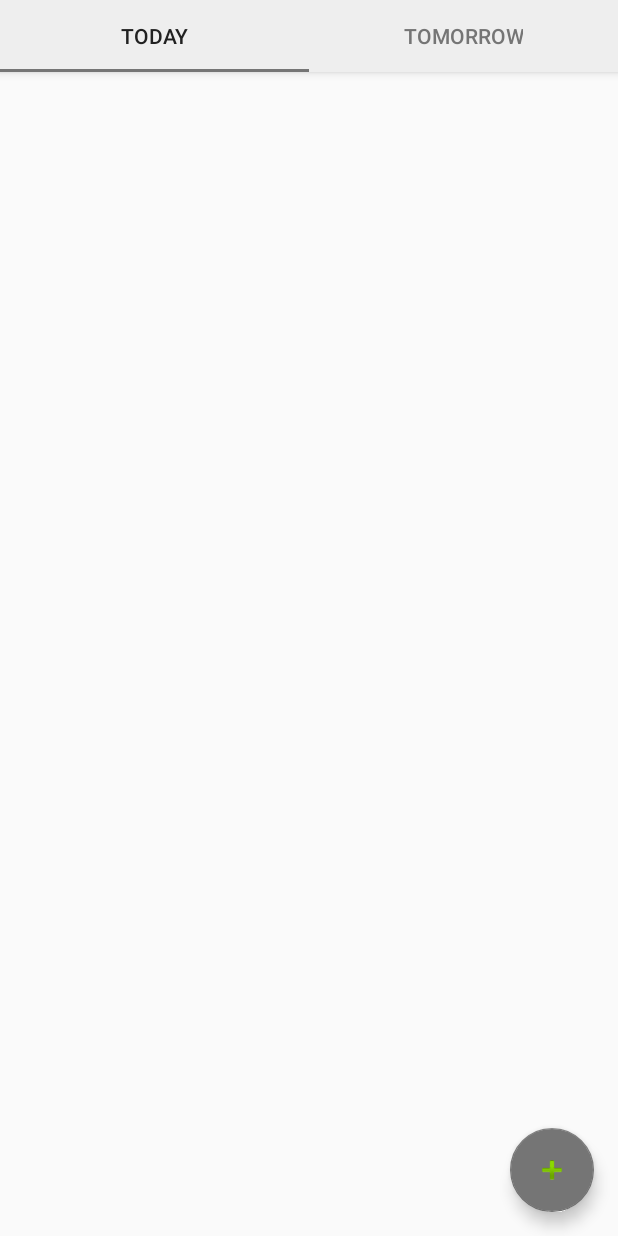
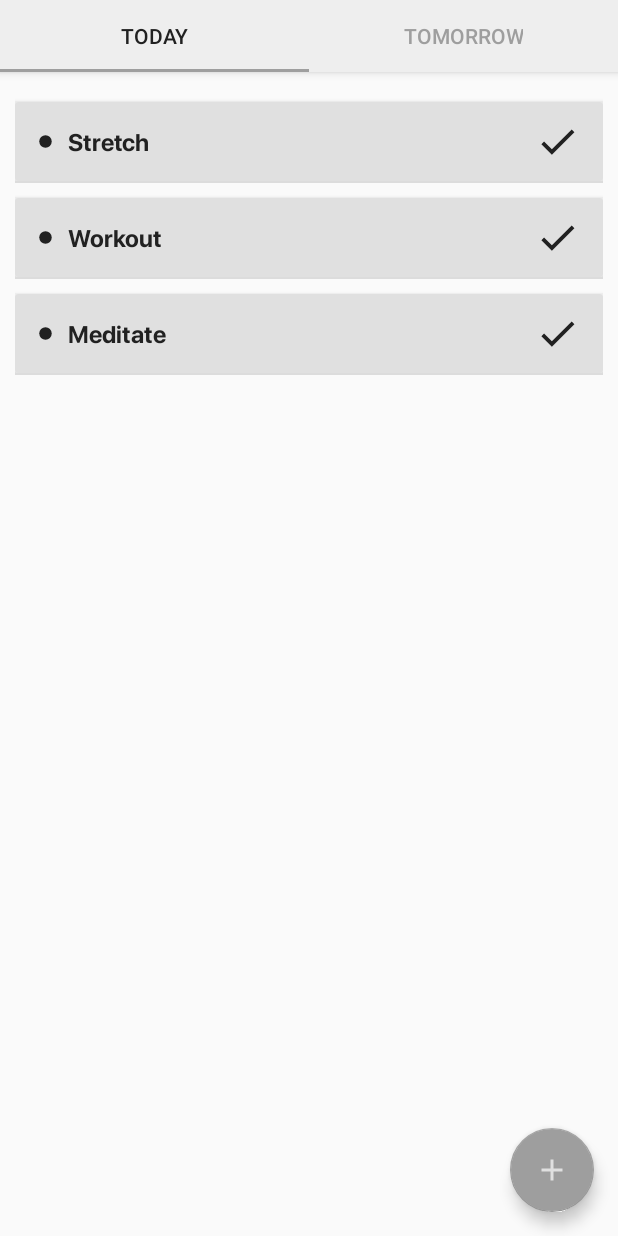
Before and after one commit to dwestaway/SatisfyingToDoList, an Android app: the screen it shows after launch (MainActivity), on a phone screen of 412 x 824 dp. Run offline under Robolectric (Android 15) with nearby library versions, the phone set to English and light mode, and no system bars.

Commit message:
To do list adapter
Created listadapter that accepts cardviews for the to-do list tasks

```diff
--- /dev/null
+++ b/app/src/main/java/com/dwestaway/satisfyingtodolist/ListItemModel.java
@@ -0,0 +1,30 @@
+package com.dwestaway.satisfyingtodolist;
+
+import android.widget.ImageButton;
+
+public class ListItemModel {
+
+    String taskText;
+    ImageButton doneButton;
+
+
+    public ListItemModel(String todoText) {
+
+        this.taskText = todoText;
+    }
+
+    public String getTaskText() {
+        return taskText;
+    }
+
+    public void setTaskText(String todoText) {
+        this.taskText = todoText;
+    }
+
+    public ImageButton getDoneButton() {
+        return doneButton;
+    }
+    public void taskDone() {
+
+    }
+}
--- a/app/src/main/java/com/dwestaway/satisfyingtodolist/ui/main/Fragment_main1.java
+++ b/app/src/main/java/com/dwestaway/satisfyingtodolist/ui/main/Fragment_main1.java
@@ -4,23 +4,62 @@ import android.os.Bundle;
 import android.view.LayoutInflater;
 import android.view.View;
 import android.view.ViewGroup;
-import android.widget.TextView;
+import android.widget.ListView;
 
 import androidx.annotation.Nullable;
 import androidx.annotation.NonNull;
 import androidx.fragment.app.Fragment;
-import androidx.lifecycle.Observer;
-import androidx.lifecycle.ViewModelProviders;
 
+import com.dwestaway.satisfyingtodolist.ListItemModel;
 import com.dwestaway.satisfyingtodolist.R;
 
-/**
- * A placeholder fragment containing a simple view.
- */
+import java.util.ArrayList;
+
+
 public class Fragment_main1 extends Fragment {
+
+    //private ViewPager viewPager;
+    //private RecyclerView recyclerView;
+    private ListView listView;
+
+    private ArrayList<ListItemModel> modelArrayList;
+
+    private ListAdapter listAdapter;
 
     @Override
     public View onCreateView(@NonNull LayoutInflater inflater, @Nullable ViewGroup container, @Nullable Bundle savedInstanceState) {
         return inflater.inflate(R.layout.fragment_main, container, false);
+
+
+
+    }
+    @Override
+    public void onViewCreated(View view, @Nullable Bundle savedInstanceState) {
+
+        listView = getView().findViewById(R.id.listView);
+
+        loadCards();
+    }
+
+    private void loadCards() {
+
+        //create array for list items
+        modelArrayList = new ArrayList<>();
+
+        //add list items
+        modelArrayList.add(new ListItemModel("Stretch"));
+
+        modelArrayList.add(new ListItemModel("Workout"));
+
+        modelArrayList.add(new ListItemModel("Meditate"));
+
+
+        //setup adapter
+        listAdapter = new ListAdapter(getActivity(), modelArrayList);
+        //set adapter to listView
+        listView.setAdapter(listAdapter);
+
+
+
     }
 }
--- /dev/null
+++ b/app/src/main/java/com/dwestaway/satisfyingtodolist/ui/main/ListAdapter.java
@@ -0,0 +1,60 @@
+package com.dwestaway.satisfyingtodolist.ui.main;
+
+import android.content.Context;
+import android.view.LayoutInflater;
+import android.view.View;
+import android.view.ViewGroup;
+import android.widget.BaseAdapter;
+import android.widget.TextView;
+
+import androidx.annotation.NonNull;
+
+import com.dwestaway.satisfyingtodolist.ListItemModel;
+import com.dwestaway.satisfyingtodolist.R;
+
+import java.util.ArrayList;
+
+public class ListAdapter extends BaseAdapter {
+
+    private Context context;
+    private ArrayList<ListItemModel> modelArrayList;
+
+    public ListAdapter(Context context, ArrayList<ListItemModel> modelArrayList) {
+        this.context = context;
+        this.modelArrayList = modelArrayList;
+    }
+
+    @Override
+    public int getCount() {
+
+        return modelArrayList.size();
+    }
+
+    @Override
+    public Object getItem(int position) {
+        return modelArrayList.get(position);
+    }
+
+    @Override
+    public long getItemId(int position) {
+        return position;
+    }
+
+    @Override
+    public View getView(int position, View convertView, ViewGroup parent) {
+
+        if (convertView == null) {
+            convertView = View.inflate(context, R.layout.card, null);
+        }
+
+        TextView text = convertView.findViewById(R.id.cardText);
+
+        ListItemModel  listItemModel = modelArrayList.get(position);
+
+        text.setText(listItemModel.getTaskText());
+
+        return convertView;
+    }
+
+
+}
--- a/app/src/main/java/com/dwestaway/satisfyingtodolist/ui/main/SectionsPagerAdapter.java
+++ b/app/src/main/java/com/dwestaway/satisfyingtodolist/ui/main/SectionsPagerAdapter.java
@@ -27,8 +27,6 @@ public class SectionsPagerAdapter extends FragmentPagerAdapter {
 
     @Override
     public Fragment getItem(int position) {
-        // getItem is called to instantiate the fragment for the given page.
-        // Return a Fragment_main1 (defined as a static inner class below).
 
         Fragment fragment = null;
 
--- /dev/null
+++ b/app/src/main/res/drawable/ic_baseline_add_24.xml
@@ -0,0 +1,5 @@
+<vector android:height="40dp" android:tint="#E0E0E0"
+    android:viewportHeight="24" android:viewportWidth="24"
+    android:width="40dp" xmlns:android="http://schemas.android.com/apk/res/android">
+    <path android:fillColor="@android:color/white" android:pathData="M19,13h-6v6h-2v-6H5v-2h6V5h2v6h6v2z"/>
+</vector>
--- a/app/src/main/res/layout/activity_main.xml
+++ b/app/src/main/res/layout/activity_main.xml
@@ -31,5 +31,5 @@
         android:layout_height="wrap_content"
         android:layout_gravity="bottom|end"
         android:layout_margin="@dimen/fab_margin"
-        app:srcCompat="@android:drawable/ic_input_add" />
+        android:src="@drawable/ic_baseline_add_24" />
 </androidx.coordinatorlayout.widget.CoordinatorLayout>
--- a/app/src/main/res/layout/card.xml
+++ b/app/src/main/res/layout/card.xml
@@ -3,15 +3,12 @@
     xmlns:app="http://schemas.android.com/apk/res-auto"
     xmlns:tools="http://schemas.android.com/tools"
     android:orientation="vertical" android:layout_width="match_parent"
-    android:layout_height="match_parent"
-    android:paddingTop="10dp">
+    android:layout_height="match_parent">
 
     <androidx.cardview.widget.CardView
         android:layout_width="match_parent"
         android:layout_height="wrap_content"
-        android:layout_marginBottom="10dp"
-        android:layout_marginLeft="10dp"
-        android:layout_marginRight="10dp">
+        android:layout_marginTop="10dp">
 
         <androidx.constraintlayout.widget.ConstraintLayout
             android:layout_width="match_parent"
@@ -29,7 +26,7 @@
                 app:layout_constraintStart_toStartOf="parent"
                 app:layout_constraintTop_toTopOf="parent" />
             <TextView
-                android:id="@+id/cardDesc"
+                android:id="@+id/cardText"
                 android:layout_width="match_parent"
                 android:layout_height="wrap_content"
                 android:layout_marginLeft="35dp"
--- a/app/src/main/res/layout/fragment_main.xml
+++ b/app/src/main/res/layout/fragment_main.xml
@@ -1,23 +1,24 @@
 <?xml version="1.0" encoding="utf-8"?>
-<androidx.constraintlayout.widget.ConstraintLayout xmlns:android="http://schemas.android.com/apk/res/android"
+<LinearLayout xmlns:android="http://schemas.android.com/apk/res/android"
     xmlns:app="http://schemas.android.com/apk/res-auto"
     xmlns:tools="http://schemas.android.com/tools"
     android:id="@+id/constraintLayout"
+    android:orientation="vertical"
+    android:gravity="center"
     android:layout_width="match_parent"
     android:layout_height="match_parent"
     tools:context=".ui.main.Fragment_main1">
 
-    <TextView
-        android:id="@+id/section_label"
-        android:layout_width="wrap_content"
-        android:layout_height="wrap_content"
-        android:layout_marginStart="@dimen/activity_horizontal_margin"
-        android:layout_marginTop="@dimen/activity_vertical_margin"
-        android:layout_marginEnd="@dimen/activity_horizontal_margin"
-        android:layout_marginBottom="@dimen/activity_vertical_margin"
-        app:layout_constraintLeft_toLeftOf="parent"
-        app:layout_constraintTop_toTopOf="@+id/constraintLayout"
-        tools:layout_constraintLeft_creator="1"
-        tools:layout_constraintTop_creator="1" />
+    <ListView
+        android:id="@+id/listView"
+        android:layout_width="match_parent"
+        android:layout_height="match_parent"
+        app:layout_constraintEnd_toEndOf="parent"
+        app:layout_constraintStart_toStartOf="parent"
+        app:layout_constraintTop_toTopOf="parent"
+        android:padding="10dp">
 
-</androidx.constraintlayout.widget.ConstraintLayout>
+
+    </ListView>
+
+</LinearLayout>
--- a/app/src/main/res/values/colors.xml
+++ b/app/src/main/res/values/colors.xml
@@ -2,7 +2,7 @@
 <resources>
     <color name="colorPrimary">#6200EE</color>
     <color name="colorPrimaryDark">#BDBDBD</color>
-    <color name="colorAccent">#757575</color>
+    <color name="colorAccent">#9E9E9E</color>
 
     <color name="lightGrey">#E0E0E0</color>
     <color name="textGrey">#212121</color>
```
